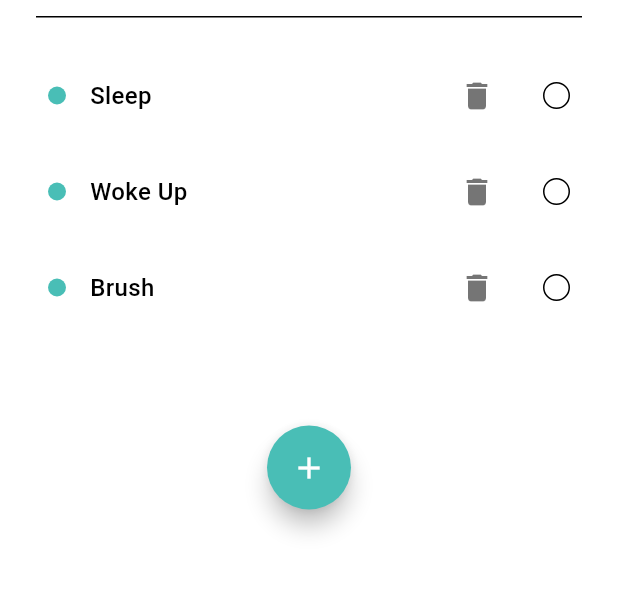
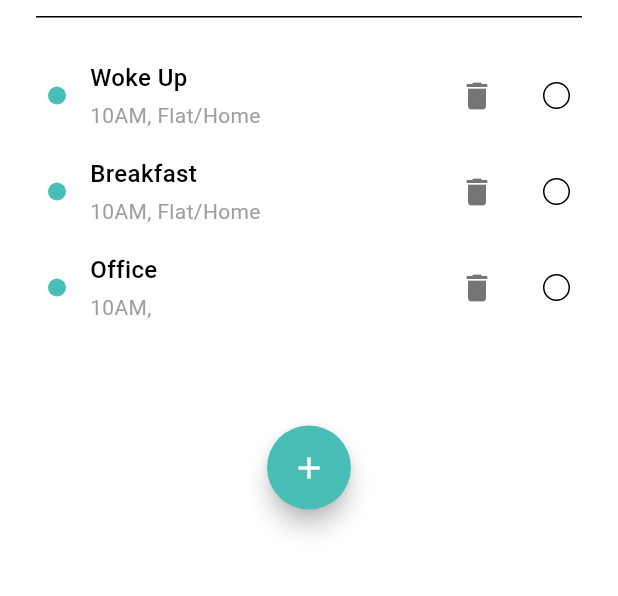
Before and after one commit to rajat-bisht-zzz/todo_app, a Flutter app: the screen it shows after launch, on a phone screen of 412 x 824 dp, the part 359-955 px from its top. Run offline on Flutter 3.47's test engine with Material 3 defaults, Android fonts, the phone set to English and light mode, and no system bars; our stand-ins replace bloc, equatable, flutter_bloc.

```diff
--- a/lib/src/models/todo_model.dart
+++ b/lib/src/models/todo_model.dart
@@ -12,14 +12,20 @@ Uuid uid = Uuid();
 class Todo extends Equatable {
   final String id;
   final String desc;
+  final DateTime time;
+  final String place;
+  final int reminder;
   final bool completed;
 
   Todo({
     String? id,
     required this.desc,
+    required this.time,
+    required this.place,
+    required this.reminder,
     this.completed = false,
   }) : this.id = id ?? uid.v4();
 
   @override
-  List<Object?> get props => [id, desc, completed];
+  List<Object?> get props => [id, desc, completed, time, place, reminder];
 }
--- a/lib/src/user_interface/todo_list/todo_items/todo_items.dart
+++ b/lib/src/user_interface/todo_list/todo_items/todo_items.dart
@@ -1,5 +1,6 @@
 import 'package:flutter/material.dart';
 import 'package:flutter_bloc/flutter_bloc.dart';
+import 'package:intl/intl.dart'; // Import intl package
 import 'package:todo_app/src/models/todo_model.dart';
 import 'package:todo_app/src/user_interface/todo_list/todo_list_bloc.dart';
 import 'package:todo_app/src/widgets/primary_checkbox.dart';
@@ -11,6 +12,16 @@ class TodoItems extends StatelessWidget {
 
   @override
   Widget build(BuildContext context) {
+    final timeFormatted = DateFormat('ha')
+        .format(
+          DateTime(
+            todo.time.year,
+            todo.time.month,
+            todo.time.day,
+            todo.time.hour,
+          ),
+        )
+        .replaceAll(' ', '');
     return Padding(
       padding: const EdgeInsets.all(8.0),
       child: Row(
@@ -20,13 +31,27 @@ class TodoItems extends StatelessWidget {
           ),
           const SizedBox(width: 16.0),
           Expanded(
-            child: Text(
-              todo.desc,
-              style: TextStyle(
-                  fontSize: 16.0,
-                  fontWeight: FontWeight.w500,
-                  color: todo.completed ? Colors.black38 : Colors.black,
-                  decoration: todo.completed ? TextDecoration.lineThrough : TextDecoration.none),
+            child: Column(
+              crossAxisAlignment: CrossAxisAlignment.start,
+              children: [
+                Text(
+                  todo.desc,
+                  style: TextStyle(
+                    fontSize: 16.0,
+                    fontWeight: FontWeight.w500,
+                    color: todo.completed ? Colors.black38 : Colors.black,
+                    decoration: todo.completed ? TextDecoration.lineThrough : TextDecoration.none,
+                  ),
+                ),
+                const SizedBox(height: 4.0),
+                Text(
+                  '$timeFormatted, ${todo.place}',
+                  style: TextStyle(
+                    fontSize: 14.0,
+                    color: Colors.grey,
+                  ),
+                ),
+              ],
             ),
           ),
           IconButton(
--- a/lib/src/user_interface/todo_list/todo_list_bloc.dart
+++ b/lib/src/user_interface/todo_list/todo_list_bloc.dart
@@ -8,7 +8,7 @@ part 'todo_list_state.dart';
 class TodoListBloc extends Bloc<TodoListEvent, TodoListState> {
   TodoListBloc() : super(TodoListState.initial()) {
     on<AddTodoEvent>((event, emit) {
-      final newTodo = Todo(desc: event.todoDescription);
+      final newTodo = Todo(desc: event.todoDescription, time: DateTime.now(), place: '', reminder: 1);
       final newTodos = [...state.todos, newTodo];
 
       emit(state.copyWith(todos: newTodos));
@@ -17,7 +17,13 @@ class TodoListBloc extends Bloc<TodoListEvent, TodoListState> {
     on<EditTodoEvent>((event, emit) {
       final newTodo = state.todos.map((Todo todo) {
         if (todo.id == event.id) {
-          return Todo(desc: event.todoDescription, id: event.id, completed: todo.completed);
+          return Todo(
+              desc: event.todoDescription,
+              id: event.id,
+              completed: todo.completed,
+              time: DateTime.now(),
+              place: '',
+              reminder: 1);
         }
         return todo;
       }).toList();
@@ -27,7 +33,8 @@ class TodoListBloc extends Bloc<TodoListEvent, TodoListState> {
     on<ToggleTodoEvent>((event, emit) {
       final newTodos = state.todos.map((Todo todo) {
         if (todo.id == event.id) {
-          return Todo(desc: todo.desc, id: event.id, completed: !todo.completed);
+          return Todo(
+              desc: todo.desc, id: event.id, completed: !todo.completed, time: DateTime.now(), place: '', reminder: 1);
         }
         return todo;
       }).toList();
--- a/lib/src/user_interface/todo_list/todo_list_state.dart
+++ b/lib/src/user_interface/todo_list/todo_list_state.dart
@@ -8,9 +8,9 @@ class TodoListState extends Equatable {
 
   factory TodoListState.initial() {
     return TodoListState(todos: [
-      Todo(id: '1', desc: 'Sleep'),
-      Todo(id: '2', desc: 'Woke Up'),
-      Todo(id: '3', desc: 'Brush'),
+      Todo(id: '1', desc: 'Woke Up', time: DateTime.now(), place: 'Flat/Home', reminder: 1),
+      Todo(id: '2', desc: 'Breakfast', time: DateTime.now(), place: 'Flat/Home', reminder: 1),
+      Todo(id: '3', desc: 'Office', time: DateTime.now(), place: '', reminder: 1),
     ]);
   }
 
```
